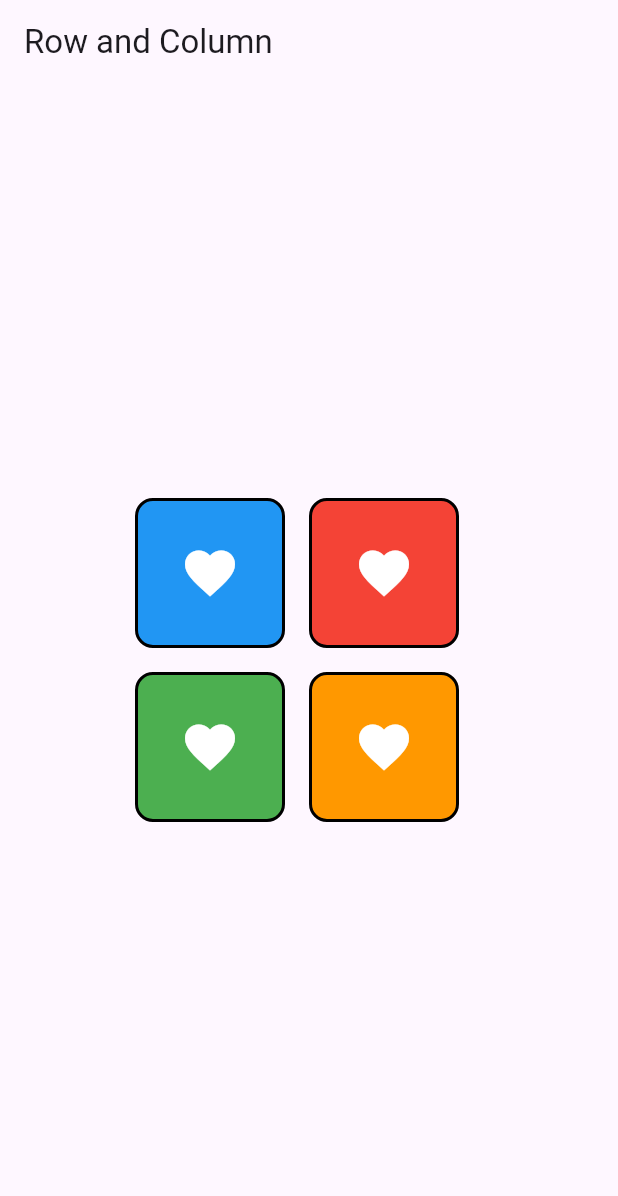
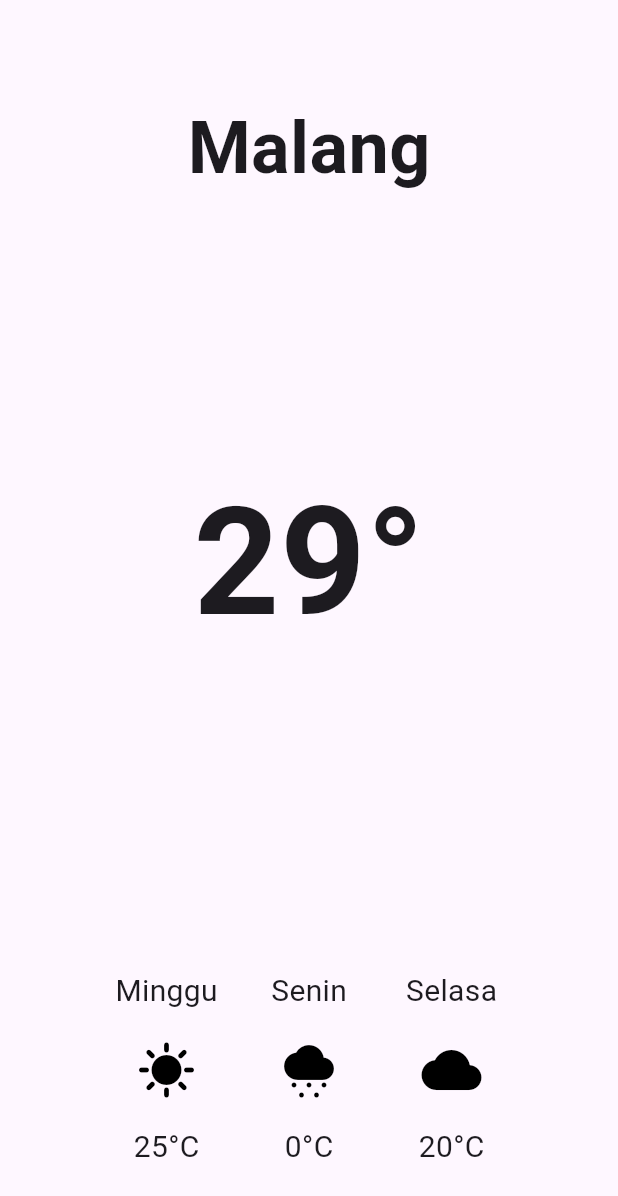
Before and after one commit to Dapaaw/Modul-6, a Flutter app: the screen it shows after launch, on a phone screen of 412 x 824 dp. Shown: the top 1196 px of the screen. Run offline on Flutter 3.47's test engine with Material 3 defaults, Android fonts, the phone set to English and light mode, and no system bars.

Commit message:
modul 3 nich

```diff
--- a/lib/main.dart
+++ b/lib/main.dart
@@ -8,30 +8,54 @@ class MyApp extends StatelessWidget {
   @override
   Widget build(BuildContext context) {
     return MaterialApp(
-      title: 'Row and Column',
+      title: 'Alligment',
       home: Scaffold(
-        appBar: AppBar(title: Text('Row and Column')),
         body: Center(
           child: Column(
             mainAxisAlignment: MainAxisAlignment.center,
             children: [
+              Padding(
+                padding: EdgeInsets.only(top: 20),
+                child: Text(
+                  'Malang',
+                  style: TextStyle(fontSize: 48, fontWeight: FontWeight.bold),
+                ),
+              ),
+              SizedBox(height: 150),
+              Padding(
+                padding: EdgeInsets.only(top: 20),
+                child: Text(
+                  '29\u00B0',
+                  style: TextStyle(fontSize: 100, fontWeight: FontWeight.bold),
+                ),
+              ),
+              SizedBox(height: 200),
               Row(
-                mainAxisAlignment: MainAxisAlignment.center,
+                mainAxisSize: MainAxisSize.min,
                 children: [
-                  KotakBiruJempol(color: Colors.blue),
-                  SizedBox(width: 16),
-                  KotakBiruJempol(color: Colors.red),
-                  SizedBox(width: 16),
-                ],
-              ),
-              SizedBox(height: 16),
-              Row(
-                mainAxisAlignment: MainAxisAlignment.center,
-                children: [
-                  KotakBiruJempol(color: Colors.green),
-                  SizedBox(width: 16),
-                  KotakBiruJempol(color: Colors.orange),
-                  SizedBox(width: 16),
+                  Column(
+                    children: [
+                      Text('Minggu', style: TextStyle(fontSize: 20)),
+                      Ikon(icon: Icons.sunny),
+                      Text('25\u00B0C', style: TextStyle(fontSize: 20)),
+                    ],
+                  ),
+                  SizedBox(width: 20),
+                  Column(
+                    children: [
+                      Text('Senin', style: TextStyle(fontSize: 20)),
+                      Ikon(icon: Icons.cloudy_snowing),
+                      Text('0\u00B0C', style: TextStyle(fontSize: 20)),
+                    ],
+                  ),
+                  SizedBox(width: 20),
+                  Column(
+                    children: [
+                      Text('Selasa', style: TextStyle(fontSize: 20)),
+                      Ikon(icon: Icons.cloud),
+                      Text('20\u00B0C', style: TextStyle(fontSize: 20)),
+                    ],
+                  ),
                 ],
               ),
             ],
@@ -42,22 +66,16 @@ class MyApp extends StatelessWidget {
   }
 }
 
-class KotakBiruJempol extends StatelessWidget {
-  final Color color;
-
-  KotakBiruJempol({this.color = Colors.blue});
+class Ikon extends StatelessWidget {
+  final IconData icon;
+  const Ikon({Key? key, required this.icon}) : super(key: key);
 
   @override
   Widget build(BuildContext context) {
     return Container(
-      width: 100,
-      height: 100,
-      decoration: BoxDecoration(
-        color: color,
-        border: Border.all(color: Colors.black, width: 2),
-        borderRadius: BorderRadius.circular(12),
-      ),
-      child: Icon(Icons.favorite, color: Colors.white, size: 40),
+      width: 75,
+      height: 75,
+      child: Icon(icon, color: Colors.black, size: 40),
     );
   }
 }
```
